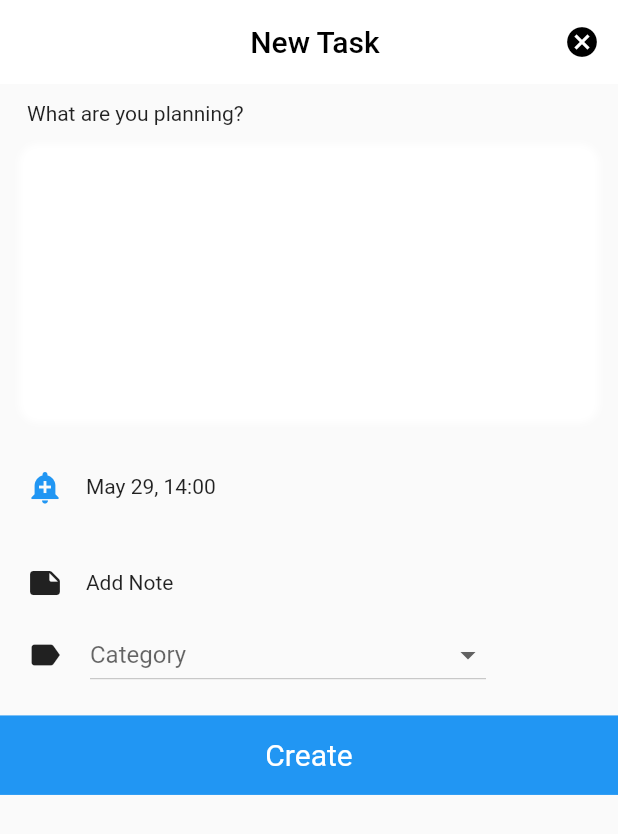
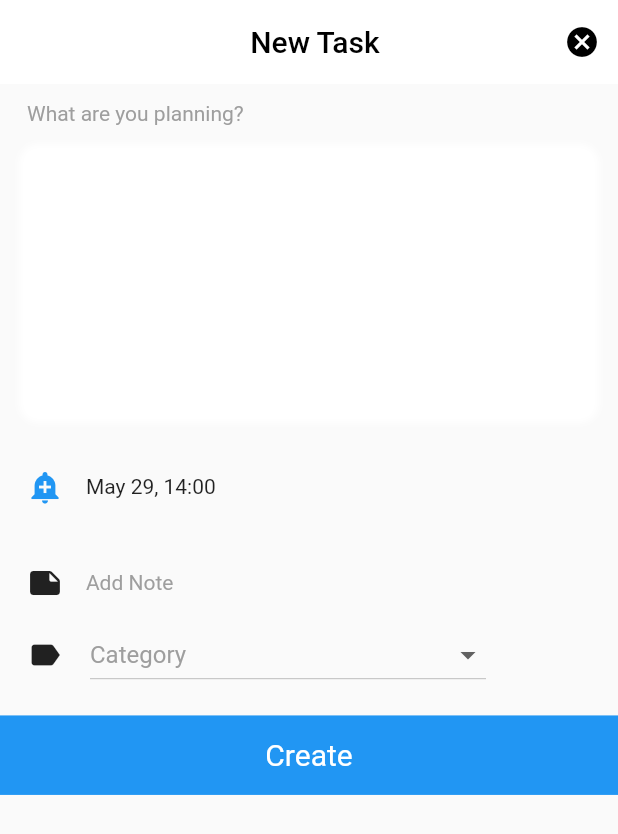
Before and after one commit to Atiways/tasK_app_flutter, a Flutter app: the Add screen opened directly, on a phone screen of 412 x 824 dp. Shown: the top 834 px of the screen. Run offline on Flutter 3.47's test engine with Material 2 defaults, Android fonts, the phone set to English and light mode, and no system bars.

Commit message:
finished third screen

```diff
--- a/lib/Screens/adds.dart
+++ b/lib/Screens/adds.dart
@@ -28,14 +28,15 @@ class _AddState extends State<Add> {
            }, icon: Icon(Icons.cancel, color: Mycolor.black,))
          ],
        ),
-       body: Container(
+       body: SingleChildScrollView(
+         child: Container(
            child: Column(
              crossAxisAlignment: CrossAxisAlignment.start,
              children: [
                SizedBox(height: MediaQuery.of(context).size.height/70,),
                Padding(
                  padding: const EdgeInsets.symmetric(horizontal: 18.0),
-               child: Text("What are you planning?"),
+                 child: Text("What are you planning?",style: TextStyle(color: Colors.grey),),
                ),
                SizedBox(height: MediaQuery.of(context).size.height/85,),
                 Padding(
@@ -81,7 +82,7 @@ class _AddState extends State<Add> {
                    children: [
                      Icon(Icons.note_rounded),
                      SizedBox(width: MediaQuery.of(context).size.width/27,),
-                   Text("Add Note"),
+                     Text("Add Note",style: TextStyle(color: Colors.grey)),
                    ],
                  ),
                ),
@@ -97,7 +98,7 @@ class _AddState extends State<Add> {
                         ),
                         child: DropdownButton<String>(
                           isExpanded: true,
-                        hint: Text("Category"),
+                          hint: Text("Category",style: TextStyle(color: Colors.grey)),
                           value: values,
                           items: options.map(buildMenuItem).toList(),
                           onChanged: (value)=> setState(()=>this.values=value),
@@ -121,6 +122,7 @@ class _AddState extends State<Add> {
              ],
            ),
          ),
+       ),
      );
   }
   DropdownMenuItem<String> buildMenuItem(String item)=>DropdownMenuItem(value:item, child: Text(item,),);
```
Lines whose indentation alone changed are shown as unchanged.
